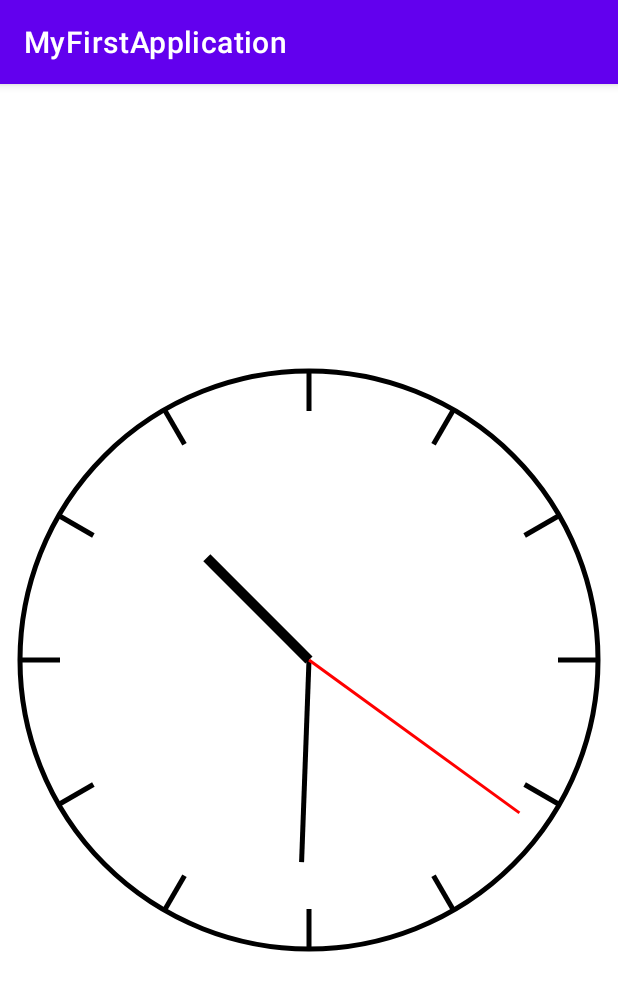
After one commit to panventi/MyFirstApplication, an Android app: the fragment CustomClockFragment shown on its own in the app's theme, on a phone screen of 412 x 824 dp. The commit adds this screen. Shown: the top 991 px of the screen. Run offline under Robolectric (Android 15) with nearby library versions, the phone set to English and light mode, and no system bars.

Commit message:
实验十二：开发一个自定义的View，完成ClockView钟表

```diff
--- a/app/src/main/AndroidManifest.xml
+++ b/app/src/main/AndroidManifest.xml
@@ -26,10 +26,10 @@
         android:usesCleartextTraffic="true"
         tools:targetApi="31">
         <activity
-            android:name=".BookDetailsActivity"
+            android:name=".view.BookDetailsActivity"
             android:exported="false" />
         <activity
-            android:name=".MainActivity"
+            android:name=".view.MainActivity"
             android:exported="true">
             <intent-filter>
                 <action android:name="android.intent.action.MAIN" />
--- a/app/src/main/java/com/jnu/student/data/ShopDownLoader.java
+++ b/app/src/main/java/com/jnu/student/data/ShopDownLoader.java
@@ -32,8 +32,6 @@ public class ShopDownLoader {
                 reader.close();
                 connection.disconnect();
                 return responseData;
-            }else{
-
             }
         } catch (Exception e) {
             e.printStackTrace();
@@ -48,7 +46,6 @@ public class ShopDownLoader {
             JSONObject jsonObject = new JSONObject(content);
             JSONArray jsonDatas = jsonObject.getJSONArray("shops");
             int length = jsonDatas.length();
-            String test;
             for (int i = 0; i < length; i++) {
                 JSONObject shopJson = jsonDatas.getJSONObject(i);
                 ShopLocation shopLocation = new ShopLocation();
--- a/app/src/main/java/com/jnu/student/data/ShopLocation.java
+++ b/app/src/main/java/com/jnu/student/data/ShopLocation.java
@@ -15,9 +15,6 @@ public class ShopLocation {
     public void setMemo(String memo) {
         this.memo = memo;
     }
-    public String getMemo() {
-        return memo;
-    }
     public void setName(String name) {
         this.name = name;
     }
--- a/app/src/main/java/com/jnu/student/BookDetailsActivity.java
+++ b/app/src/main/java/com/jnu/student/view/BookDetailsActivity.java
@@ -1,4 +1,4 @@
-package com.jnu.student;
+package com.jnu.student.view;
 
 import androidx.appcompat.app.AppCompatActivity;
 
@@ -8,6 +8,8 @@ import android.os.Bundle;
 import android.view.View;
 import android.widget.Button;
 import android.widget.EditText;
+
+import com.jnu.student.R;
 
 public class BookDetailsActivity extends AppCompatActivity {
     @Override
--- a/app/src/main/java/com/jnu/student/BookListFragment.java
+++ b/app/src/main/java/com/jnu/student/view/BookListFragment.java
@@ -1,4 +1,4 @@
-package com.jnu.student;
+package com.jnu.student.view;
 
 import android.app.Activity;
 import android.app.AlertDialog;
@@ -20,8 +20,10 @@ import android.view.ViewGroup;
 import android.widget.ImageView;
 import android.widget.TextView;
 
+import com.jnu.student.R;
 import com.jnu.student.data.Book;
 import com.jnu.student.data.DataBank;
+import com.jnu.student.view.BookDetailsActivity;
 
 import java.util.ArrayList;
 
--- /dev/null
+++ b/app/src/main/java/com/jnu/student/view/ClockView.java
@@ -0,0 +1,184 @@
+package com.jnu.student.view;
+
+import android.content.Context;
+import android.graphics.Canvas;
+import android.graphics.Color;
+import android.graphics.Paint;
+import android.util.AttributeSet;
+import android.view.View;
+
+import androidx.annotation.Nullable;
+
+import java.util.Calendar;
+import java.util.Timer;
+import java.util.TimerTask;
+
+public class ClockView extends View {
+    private Paint circlePaint;
+    private Paint hourHandPaint;
+    private Paint minuteHandPaint;
+    private Paint secondHandPaint;
+    private int viewWidth;
+    private int viewHeight;
+    private int centerX;
+    private int centerY;
+    private int radius;
+
+    private Timer timer;
+
+    public ClockView(Context context) {
+        super(context);
+        init();
+    }
+
+    public ClockView(Context context, @Nullable AttributeSet attrs) {
+        super(context, attrs);
+        init();
+    }
+
+    public ClockView(Context context, @Nullable AttributeSet attrs, int defStyleAttr) {
+        super(context, attrs, defStyleAttr);
+        init();
+    }
+
+    private void init() {
+        // 初始化画笔
+        circlePaint = new Paint();
+        circlePaint.setColor(Color.BLACK);
+        circlePaint.setStyle(Paint.Style.STROKE);
+        circlePaint.setStrokeWidth(5);
+
+        hourHandPaint = new Paint();
+        hourHandPaint.setColor(Color.BLACK);
+        hourHandPaint.setStyle(Paint.Style.FILL);
+        hourHandPaint.setStrokeWidth(10);
+
+        minuteHandPaint = new Paint();
+        minuteHandPaint.setColor(Color.BLACK);
+        minuteHandPaint.setStyle(Paint.Style.FILL);
+        minuteHandPaint.setStrokeWidth(5);
+
+        secondHandPaint = new Paint();
+        secondHandPaint.setColor(Color.RED);
+        secondHandPaint.setStyle(Paint.Style.FILL);
+        secondHandPaint.setStrokeWidth(3);
+
+        // 创建定时器
+        timer = new Timer();
+        timer.scheduleAtFixedRate(new TimerTask() {
+            @Override
+            public void run() {
+                // 获取当前时间
+                Calendar calendar = Calendar.getInstance();
+                int hour = calendar.get(Calendar.HOUR);
+                int minute = calendar.get(Calendar.MINUTE);
+                int second = calendar.get(Calendar.SECOND);
+
+                // 绘制时针
+                float hourAngle = (float) ((hour + minute / 60.0) * Math.PI / 6);
+                float hourHandLength = radius * 0.5f;
+                float hourX = (float) (centerX + hourHandLength * Math.sin(hourAngle));
+                float hourY = (float) (centerY - hourHandLength * Math.cos(hourAngle));
+
+                // 绘制分针
+                float minuteAngle = (float) ((minute + second / 60.0) * Math.PI / 30);
+                float minuteHandLength = radius * 0.7f;
+                float minuteX = (float) (centerX + minuteHandLength * Math.sin(minuteAngle));
+                float minuteY = (float) (centerY - minuteHandLength * Math.cos(minuteAngle));
+
+                // 绘制秒针
+                float secondAngle = (float) (second * Math.PI / 30);
+                float secondHandLength = radius * 0.9f;
+                float secondX = (float) (centerX + secondHandLength * Math.sin(secondAngle));
+                float secondY = (float) (centerY - secondHandLength * Math.cos(secondAngle));
+
+                // 在UI线程中绘制指针位置
+                post(new Runnable() {
+                    @Override
+                    public void run() {
+                        // 清空画布
+                        invalidate();
+
+                        // 绘制外圆
+                        Canvas canvas = new Canvas();
+                        canvas.drawColor(Color.WHITE);
+                        canvas.drawCircle(centerX, centerY, radius, circlePaint);
+
+                        // 绘制刻度线
+                        for (int i = 0; i < 12; i++) {
+                            float angle = (float) (i * Math.PI / 6);
+                            float startX = (float) (centerX + (radius - 40) * Math.sin(angle));
+                            float startY = (float) (centerY - (radius - 40) * Math.cos(angle));
+                            float endX = (float) (centerX + radius * Math.sin(angle));
+                            float endY = (float) (centerY - radius * Math.cos(angle));
+                            canvas.drawLine(startX, startY, endX, endY, circlePaint);
+                        }
+
+                        // 绘制时针
+                        canvas.drawLine(centerX, centerY, hourX, hourY, hourHandPaint);
+
+                        // 绘制分针
+                        canvas.drawLine(centerX, centerY, minuteX, minuteY, minuteHandPaint);
+
+                        // 绘制秒针
+                        canvas.drawLine(centerX, centerY, secondX, secondY, secondHandPaint);
+                    }
+                });
+            }
+        }, 0, 1000);
+    }
+
+    @Override
+    protected void onSizeChanged(int w, int h, int oldw, int oldh) {
+        super.onSizeChanged(w, h, oldw, oldh);
+        viewWidth = w;
+        viewHeight = h;
+        centerX = viewWidth / 2;
+        centerY = viewHeight / 2;
+        radius = Math.min(viewWidth, viewHeight) / 2 - 20;
+    }
+
+    @Override
+    protected void onDraw(Canvas canvas) {
+        super.onDraw(canvas);
+        // 绘制外圆
+        canvas.drawCircle(centerX, centerY, radius, circlePaint);
+
+        // 绘制刻度线
+        for (int i = 0; i < 12; i++) {
+            float angle = (float) (i * Math.PI / 6);
+            float startX = (float) (centerX + (radius - 40) * Math.sin(angle));
+            float startY = (float) (centerY - (radius - 40) * Math.cos(angle));
+            float endX = (float) (centerX + radius * Math.sin(angle));
+            float endY = (float) (centerY - radius * Math.cos(angle));
+            canvas.drawLine(startX, startY, endX, endY, circlePaint);
+        }
+
+        // 获取当前时间
+        Calendar calendar = Calendar.getInstance();
+        int hour = calendar.get(Calendar.HOUR);
+        int minute = calendar.get(Calendar.MINUTE);
+        int second = calendar.get(Calendar.SECOND);
+
+        // 绘制时针
+        float hourAngle = (float) ((hour + minute / 60.0) * Math.PI / 6);
+        float hourHandLength = radius * 0.5f;
+        float hourX = (float) (centerX + hourHandLength * Math.sin(hourAngle));
+        float hourY = (float) (centerY - hourHandLength * Math.cos(hourAngle));
+        canvas.drawLine(centerX, centerY, hourX, hourY, hourHandPaint);
+
+        // 绘制分针
+        float minuteAngle = (float) ((minute + second / 60.0) * Math.PI / 30);
+        float minuteHandLength = radius * 0.7f;
+        float minuteX = (float) (centerX + minuteHandLength * Math.sin(minuteAngle));
+        float minuteY = (float) (centerY - minuteHandLength * Math.cos(minuteAngle));
+        canvas.drawLine(centerX, centerY, minuteX, minuteY, minuteHandPaint);
+
+        // 绘制秒针
+        float secondAngle = (float) (second * Math.PI / 30);
+        float secondHandLength = radius * 0.9f;
+        float secondX = (float) (centerX + secondHandLength * Math.sin(secondAngle));
+        float secondY = (float) (centerY - secondHandLength * Math.cos(secondAngle));
+        canvas.drawLine(centerX, centerY, secondX, secondY, secondHandPaint);
+    }
+}
--- /dev/null
+++ b/app/src/main/java/com/jnu/student/view/CustomClockFragment.java
@@ -0,0 +1,29 @@
+package com.jnu.student.view;
+
+import android.content.Context;
+import android.graphics.Canvas;
+import android.graphics.Color;
+import android.graphics.Paint;
+import android.os.Bundle;
+
+import androidx.annotation.Nullable;
+import androidx.fragment.app.Fragment;
+
+import android.util.AttributeSet;
+import android.view.LayoutInflater;
+import android.view.View;
+import android.view.ViewGroup;
+
+import com.jnu.student.R;
+
+import java.util.Calendar;
+
+public class CustomClockFragment extends Fragment {
+    @Override
+    public View onCreateView(LayoutInflater inflater, ViewGroup container,
+                             Bundle savedInstanceState) {
+        return inflater.inflate(R.layout.fragment_custom_clock, container, false);
+    }
+
+
+}
--- a/app/src/main/java/com/jnu/student/WebViewFragment.java
+++ b/app/src/main/java/com/jnu/student/view/WebViewFragment.java
@@ -1,4 +1,4 @@
-package com.jnu.student;
+package com.jnu.student.view;
 
 import android.os.Bundle;
 
@@ -9,6 +9,8 @@ import android.view.View;
 import android.view.ViewGroup;
 import android.webkit.WebView;
 import android.webkit.WebViewClient;
+
+import com.jnu.student.R;
 
 
 public class WebViewFragment extends Fragment {
--- a/app/src/main/res/layout/activity_book_details.xml
+++ b/app/src/main/res/layout/activity_book_details.xml
@@ -4,7 +4,7 @@
     xmlns:tools="http://schemas.android.com/tools"
     android:layout_width="match_parent"
     android:layout_height="match_parent"
-    tools:context=".BookDetailsActivity">
+    tools:context=".view.BookDetailsActivity">
 
     <TextView
         android:id="@+id/textview_show_item_name"
--- a/app/src/main/res/layout/activity_main.xml
+++ b/app/src/main/res/layout/activity_main.xml
@@ -4,7 +4,7 @@
     xmlns:tools="http://schemas.android.com/tools"
     android:layout_width="match_parent"
     android:layout_height="match_parent"
-    tools:context=".MainActivity">
+    tools:context=".view.MainActivity">
     <LinearLayout
         android:layout_width="match_parent"
         android:layout_height="match_parent"
--- a/app/src/main/res/layout/fragment_baidu_map.xml
+++ b/app/src/main/res/layout/fragment_baidu_map.xml
@@ -3,7 +3,7 @@
     xmlns:tools="http://schemas.android.com/tools"
     android:layout_width="match_parent"
     android:layout_height="match_parent"
-    tools:context=".BaiduMapFragment">
+    tools:context=".view.BaiduMapFragment">
 
     <!-- TODO: Update blank fragment layout -->
     <com.tencent.tencentmap.mapsdk.maps.TextureMapView
--- a/app/src/main/res/layout/fragment_book_list.xml
+++ b/app/src/main/res/layout/fragment_book_list.xml
@@ -4,7 +4,7 @@
     xmlns:tools="http://schemas.android.com/tools"
     android:layout_width="match_parent"
     android:layout_height="match_parent"
-    tools:context=".MainActivity">
+    tools:context=".view.MainActivity">
     <androidx.recyclerview.widget.RecyclerView
         android:id ="@+id/recycler_view_books"
         android:layout_width="match_parent"
--- /dev/null
+++ b/app/src/main/res/layout/fragment_custom_clock.xml
@@ -0,0 +1,11 @@
+<?xml version="1.0" encoding="utf-8"?>
+<LinearLayout xmlns:android="http://schemas.android.com/apk/res/android"
+    android:layout_width="match_parent"
+    android:layout_height="match_parent"
+    android:orientation="vertical">
+
+    <com.jnu.student.view.ClockView
+        android:id="@+id/clock_view"
+        android:layout_width="match_parent"
+        android:layout_height="match_parent" />
+</LinearLayout>
--- a/app/src/main/res/layout/fragment_web_view.xml
+++ b/app/src/main/res/layout/fragment_web_view.xml
@@ -3,7 +3,7 @@
     xmlns:tools="http://schemas.android.com/tools"
     android:layout_width="match_parent"
     android:layout_height="match_parent"
-    tools:context=".WebViewFragment">
+    tools:context=".view.WebViewFragment">
 
     <!-- TODO: Update blank fragment layout -->
     <WebView
```
Also changed, not shown: app/src/main/java/com/jnu/student/view/BaiduMapFragment.java (renamed from app/src/main/java/com/jnu/student/BaiduMapFragment.java, +8 -18 lines), app/src/main/java/com/jnu/student/view/MainActivity.java (renamed from app/src/main/java/com/jnu/student/MainActivity.java, +6 -3 lines), app/src/main/res/layout/clock.xml (added, +17 -0 lines), app/src/main/res/drawable/marker.png (deleted), app/src/main/res/drawable/r_maker.jpg (deleted).
